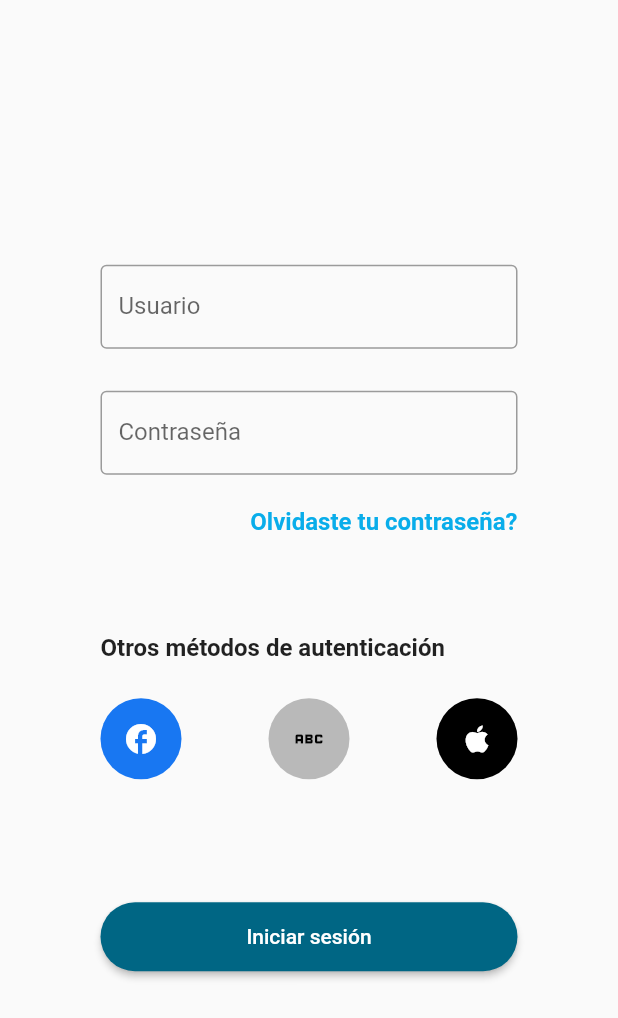
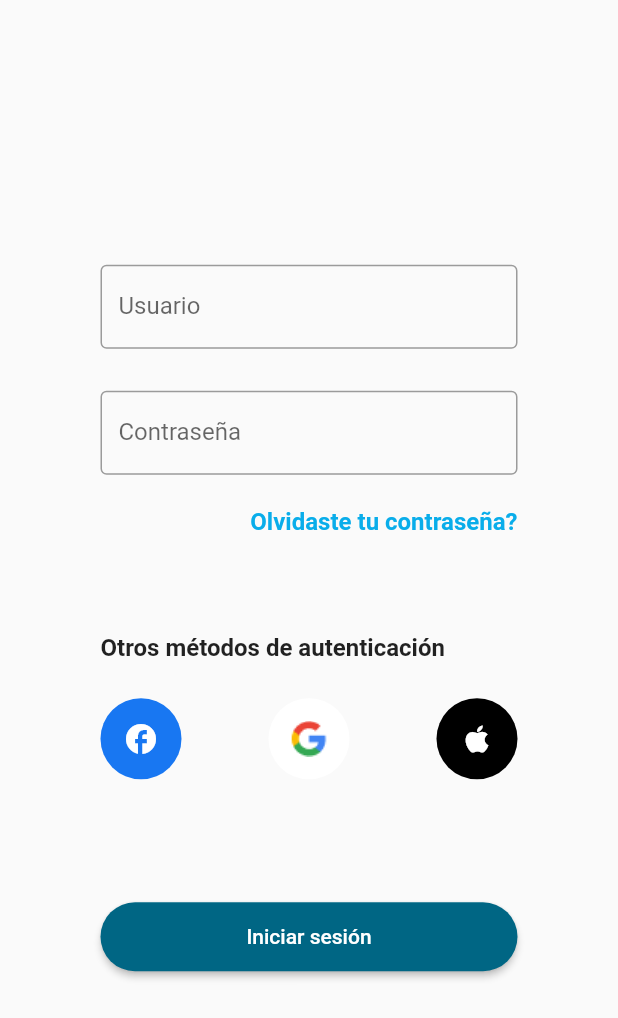
Before and after one commit to William3349/colocho_store-master, a Flutter app: the screen it shows after launch, on a phone screen of 412 x 824 dp. Shown: the top 1018 px of the screen. Run offline on Flutter 3.47's test engine with Material 2 defaults, Android fonts, the phone set to English and light mode, and no system bars.

Commit message:
Implementacion de imagen de google

```diff
--- a/lib/login.dart
+++ b/lib/login.dart
@@ -89,12 +89,16 @@ class _LoginScreenState extends State<LoginScreen> {
                         width: 54.0,
                         height: 54.0,
                         decoration: const ShapeDecoration(
-                          color: Colors.black26,
+                          color: Colors.white,
                           shape: CircleBorder(),
                         ),
                         child: IconButton(
                           padding: const EdgeInsets.all(6.0),
-                          icon: const Icon(Icons.abc),
+                          icon: const Image(
+                            image: AssetImage(
+                              'assets/images/icons/google_logo.png'
+                            )
+                            ),
                           color: Colors.black,
                           onPressed: () {},
                         ),
--- a/lib/main.dart
+++ b/lib/main.dart
@@ -1,4 +1,4 @@
-import 'package:colocho_store/home.dart';
+
 import 'package:colocho_store/login.dart';
 import 'package:flutter/material.dart';
 
--- a/pubspec.yaml
+++ b/pubspec.yaml
@@ -59,9 +59,8 @@ flutter:
   uses-material-design: true
 
   # To add assets to your application, add an assets section, like this:
-  # assets:
-  #   - images/a_dot_burr.jpeg
-  #   - images/a_dot_ham.jpeg
+  assets:
+    - assets/images/icons/
 
   # An image asset can refer to one or more resolution-specific "variants", see
   # https://flutter.dev/assets-and-images/#resolution-aware
```
Also changed, not shown: assets/images/icons/google_logo.png (added).
